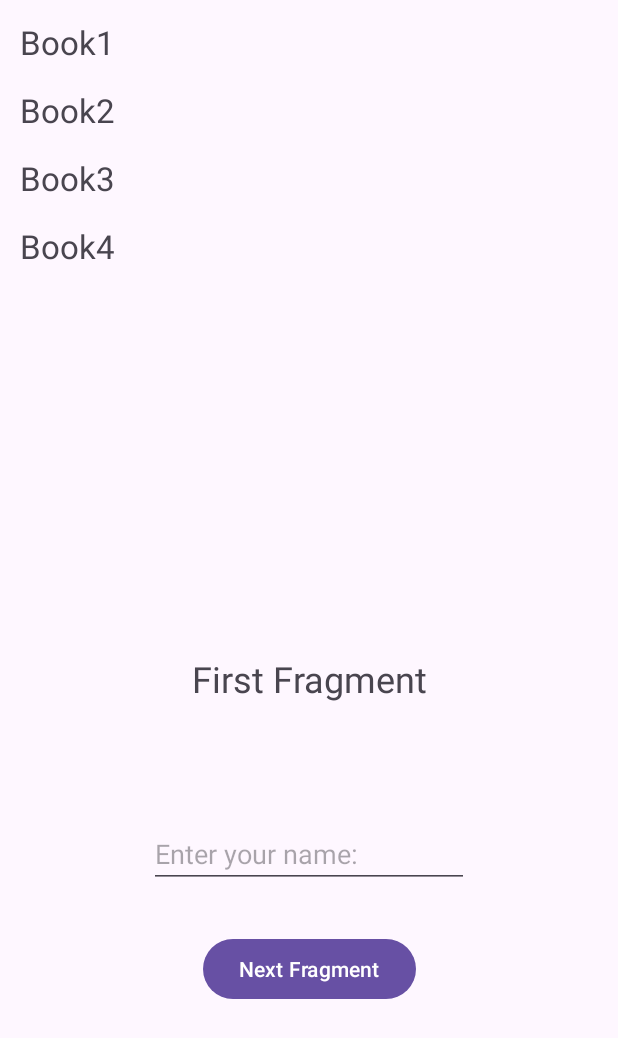
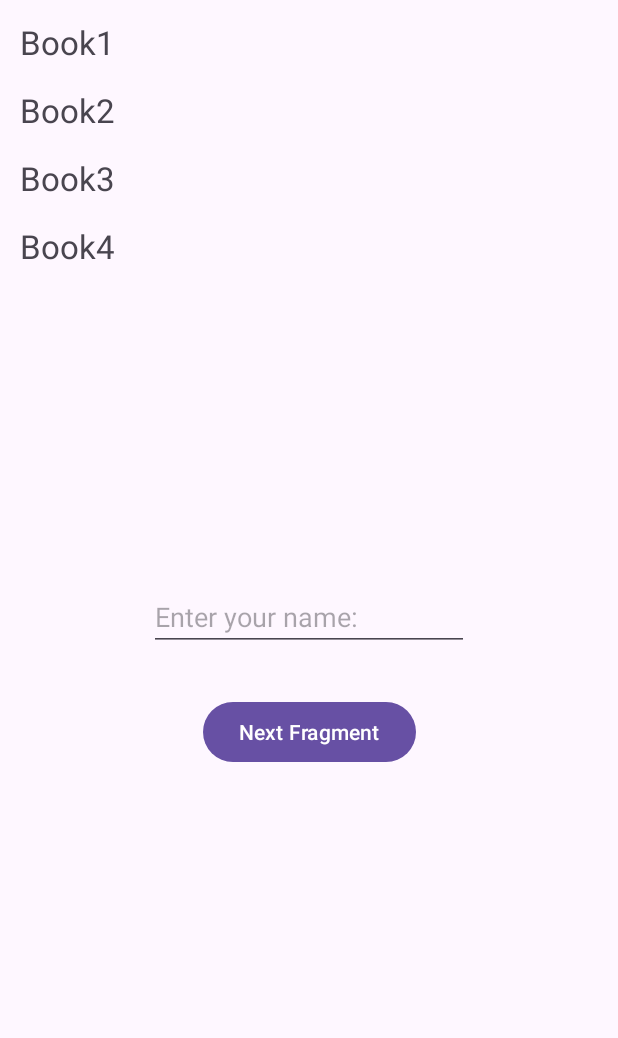
Before and after one commit to eliffvural/BookLensAPP-, an Android app: the screen it shows after launch (MainActivity), on a phone screen of 412 x 824 dp. Shown: the top 1038 px of the screen. Run offline under Robolectric (Android 15) with nearby library versions, the phone set to English and light mode, and no system bars.

Commit message:
studying on fragments

```diff
--- a/app/src/main/java/com/example/booklensapp/MainActivity.kt
+++ b/app/src/main/java/com/example/booklensapp/MainActivity.kt
@@ -7,6 +7,7 @@ import androidx.core.view.ViewCompat
 import androidx.core.view.WindowInsetsCompat
 import androidx.recyclerview.widget.LinearLayoutManager
 import com.example.booklensapp.databinding.ActivityMainBinding
+import com.example.booklensapp.databinding.FragmentFirstBinding
 
 class MainActivity : AppCompatActivity() {
 
--- a/app/src/main/res/layout/activity_main.xml
+++ b/app/src/main/res/layout/activity_main.xml
@@ -22,17 +22,6 @@
         app:layout_constraintTop_toTopOf="parent"
         app:layout_constraintVertical_bias="0.0" />
 
-    <androidx.fragment.app.FragmentContainerView
-        android:id="@+id/fragmentContainerView2"
-        android:name="androidx.navigation.fragment.NavHostFragment"
-        android:layout_width="match_parent"
-        android:layout_height="match_parent"
-        android:layout_marginTop="80dp"
-        app:defaultNavHost="true"
-        app:layout_constraintTop_toTopOf="parent"
-        app:navGraph="@navigation/nav_graph"
-        tools:layout_editor_absoluteX="1dp" />
-
     <EditText
         android:id="@+id/editTextText"
         android:layout_width="wrap_content"
@@ -44,13 +33,14 @@
         app:layout_constraintEnd_toEndOf="parent"
         app:layout_constraintStart_toStartOf="parent"
         app:layout_constraintTop_toTopOf="@+id/bookRecyclerView"
-        app:layout_constraintVertical_bias="0.7" />
+        app:layout_constraintVertical_bias="0.496" />
 
     <Button
         android:id="@+id/button"
         android:layout_width="wrap_content"
         android:layout_height="wrap_content"
         android:layout_marginTop="30dp"
+        android:onClick="next"
         android:text="Next Fragment"
         app:layout_constraintEnd_toEndOf="@+id/editTextText"
         app:layout_constraintStart_toStartOf="@+id/editTextText"
```
Also changed, not shown: app/src/main/java/com/example/booklensapp/FirstFragment.kt (+19 -2 lines).
